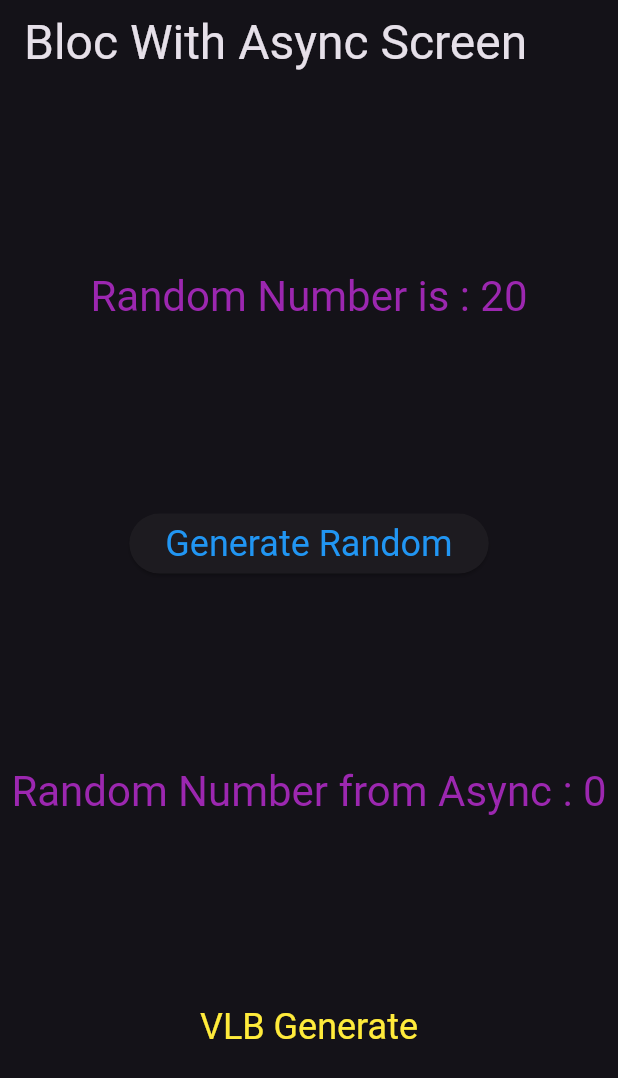
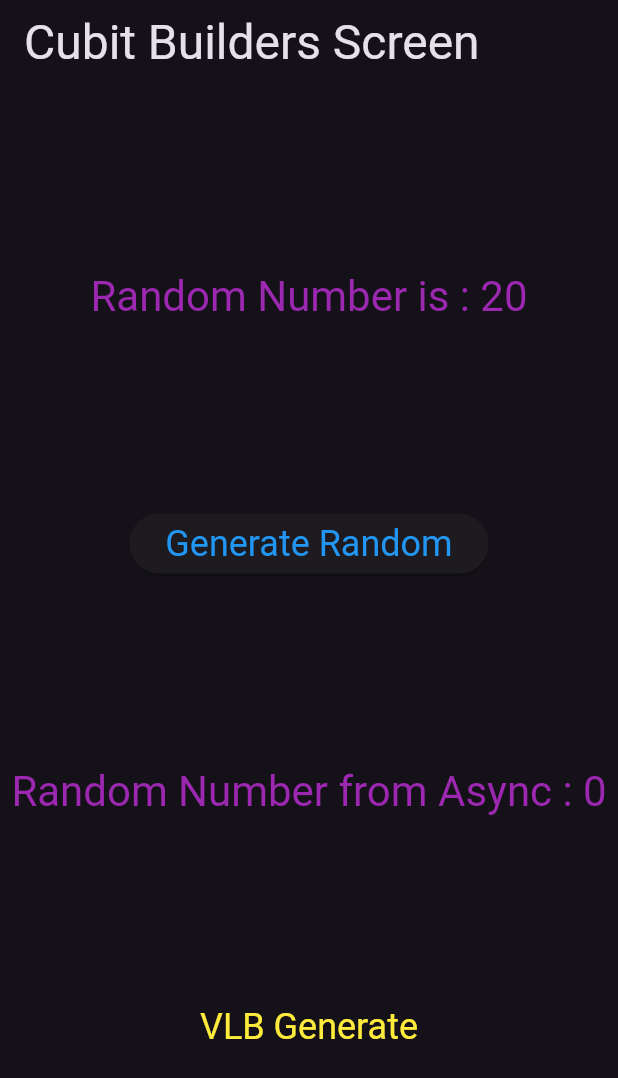
Before and after one commit to jinosh05/flutter_builders_eample, a Flutter app: the screen it shows after launch, on a phone screen of 412 x 824 dp. Shown: the top 1078 px of the screen. Run offline on Flutter 3.47's test engine with Material 3 defaults, Android fonts, the phone set to English and light mode, and no system bars; our stand-ins replace bloc, flutter_bloc, nested.

Commit message:
CubitBuildersEg completed UI

```diff
--- a/lib/builders/cubit_builders/cubit_builders.dart
+++ b/lib/builders/cubit_builders/cubit_builders.dart
@@ -0,0 +1,105 @@
+import "dart:async";
+
+import "package:flutter/foundation.dart";
+import "package:flutter/material.dart";
+import "package:flutter_bloc/flutter_bloc.dart";
+import "package:flutter_builders_eample/builders/cubit_builders/cubit/cubit_base_cubit.dart";
+import "package:flutter_builders_eample/widgets/async_button.dart";
+
+class CubitBuildersEg extends StatefulWidget {
+  const CubitBuildersEg({super.key});
+
+  @override
+  State<CubitBuildersEg> createState() => _CubitBuildersEgState();
+}
+
+class _CubitBuildersEgState extends State<CubitBuildersEg> {
+  ValueNotifier<int> randNotifier = ValueNotifier<int>(0);
+  @override
+  Widget build(final BuildContext context) {
+    final CubitBaseCubit cubit = context.read<CubitBaseCubit>();
+
+    return Scaffold(
+      appBar: AppBar(
+        title: Text(
+          "Cubit Builders Screen",
+          style: Theme.of(context).textTheme.headlineLarge,
+        ),
+      ),
+      body: Column(
+        mainAxisAlignment: MainAxisAlignment.spaceEvenly,
+        children: <Widget>[
+          Center(
+            child: BlocBuilder<CubitBaseCubit, CubitBaseState>(
+              builder:
+                  (final BuildContext context, final CubitBaseState state) {
+                if (state is CubitBaseInitial) {
+                  unawaited(cubit.getNumberAndEmit());
+                  return const CircularProgressIndicator();
+                }
+                if (state is CubitBaseLoading) {
+                  return const CircularProgressIndicator();
+                }
+                if (state is CubitBaseLoaded) {
+                  return Text(
+                    "Random Number is : ${state.value}",
+                    style: Theme.of(context).textTheme.headlineMedium!.copyWith(
+                          color: Colors.purple,
+                        ),
+                  );
+                }
+                return const Text("");
+              },
+            ),
+          ),
+          ElevatedButton(
+            onPressed: () {
+              unawaited(cubit.getNumberAndEmit());
+            },
+            child: Text(
+              "Generate Random",
+              style: Theme.of(context)
+                  .textTheme
+                  .headlineSmall!
+                  .copyWith(color: Colors.blue),
+            ),
+          ),
+          ValueListenableBuilder<int>(
+            valueListenable: randNotifier,
+            builder: (
+              final BuildContext context,
+              final int value,
+              final Widget? child,
+            ) =>
+                Text(
+              "Random Number from Async : $value",
+              style: Theme.of(context).textTheme.headlineMedium!.copyWith(
+                    color: Colors.purple,
+                  ),
+            ),
+          ),
+          AsyncButton(
+            onPressed: () async {
+              randNotifier.value = await cubit.getRandomNumber();
+            },
+            child: Text(
+              "VLB Generate",
+              style: Theme.of(context)
+                  .textTheme
+                  .headlineSmall!
+                  .copyWith(color: Colors.yellow),
+            ),
+          ),
+        ],
+      ),
+    );
+  }
+
+  @override
+  void debugFillProperties(final DiagnosticPropertiesBuilder properties) {
+    super.debugFillProperties(properties);
+    properties.add(
+      DiagnosticsProperty<ValueNotifier<int>>("randNotifier", randNotifier),
+    );
+  }
+}
--- a/lib/main.dart
+++ b/lib/main.dart
@@ -6,6 +6,7 @@ import "package:flutter_builders_eample/builders/bloc_with_vlb/bloc/bloc1_bloc.d
 import "package:flutter_builders_eample/builders/bloc_with_vlb/bloc_with_vlb.dart";
 import "package:flutter_builders_eample/builders/builders.dart";
 import "package:flutter_builders_eample/builders/cubit_builders/cubit/cubit_base_cubit.dart";
+import "package:flutter_builders_eample/builders/cubit_builders/cubit_builders.dart";
 import "package:flutter_builders_eample/builders/cubit_with_vlb/cubit/cubit1_cubit.dart";
 import "package:flutter_builders_eample/builders/cubit_with_vlb/cubit_with_vlb.dart";
 import "package:flutter_builders_eample/builders/page_memory_bloc/bloc/page_memory_bloc.dart";
@@ -52,12 +53,13 @@ class MainApp extends StatelessWidget {
         theme: ThemeData.dark(),
         home: Builder(
           builder: (final BuildContext context) {
-            return const BlocWithAsync();
+            return const CubitBuildersEg();
             // ignore: dead_code
             return const BlocWithVlb();
             return const CubitWithVlb();
             return const BuildersPage();
             return const UniversalBlocScreen();
+            return const BlocWithAsync();
             return const ServiceWithVlb();
             return const VLBuildersPage();
             return HomePage();
```
